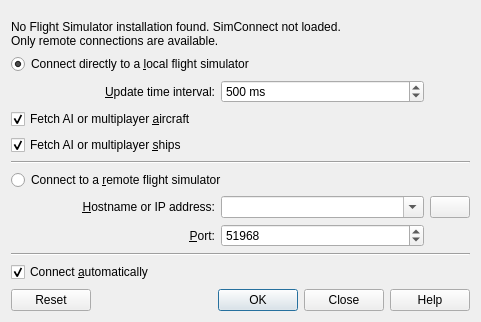
The window that src/connect/connectdialog.ui (albar965/littlenavmap) describes before a commit, drawn with Qt 5.
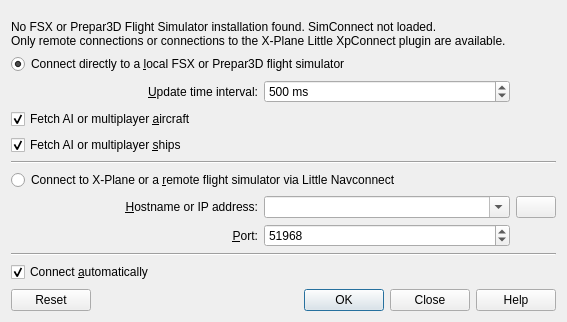
The same window after the commit. Icons and pictures are not drawn.

Commit message: Adapted to missing values from X-Plane moving map plugin. Adapted to atools refactoring around simconnect. All #107

The edit to the form file:
```diff
--- a/src/connect/connectdialog.ui
+++ b/src/connect/connectdialog.ui
@@ -6,7 +6,7 @@
    <rect>
     <x>0</x>
     <y>0</y>
-    <width>481</width>
+    <width>567</width>
     <height>322</height>
    </rect>
   </property>
@@ -146,7 +146,7 @@
         <string>Connect to a remote flight simulator on another computer which is runnng Little Navconnect.</string>
        </property>
        <property name="text">
-        <string>Connect to a &amp;remote flight simulator</string>
+        <string>Connect to X-Plane or a &amp;remote flight simulator via Little Navconnect</string>
        </property>
        <attribute name="buttonGroup">
         <string notr="true">buttonGroupConnectType</string>
@@ -175,7 +175,7 @@
         <string>Connect directly to flight simulator on the same computer.</string>
        </property>
        <property name="text">
-        <string>Connect directly to a &amp;local flight simulator</string>
+        <string>Connect directly to a &amp;local FSX or Prepar3D flight simulator</string>
        </property>
        <property name="checked">
         <bool>true</bool>
@@ -227,8 +227,8 @@
      <item row="0" column="0" colspan="3">
       <widget class="QLabel" name="labelConnectHeader">
        <property name="text">
-        <string>No Flight Simulator installation found. SimConnect not loaded.&lt;br/&gt;
-Only remote connections are available.</string>
+        <string>No FSX or Prepar3D Flight Simulator installation found. SimConnect not loaded.&lt;br/&gt;
+Only remote connections or connections to the X-Plane Little XpConnect plugin are available.</string>
        </property>
       </widget>
      </item>
```
Left out of the diff: 17 changed lines with no effect on the pictures. The commit also changes 10 other files.
